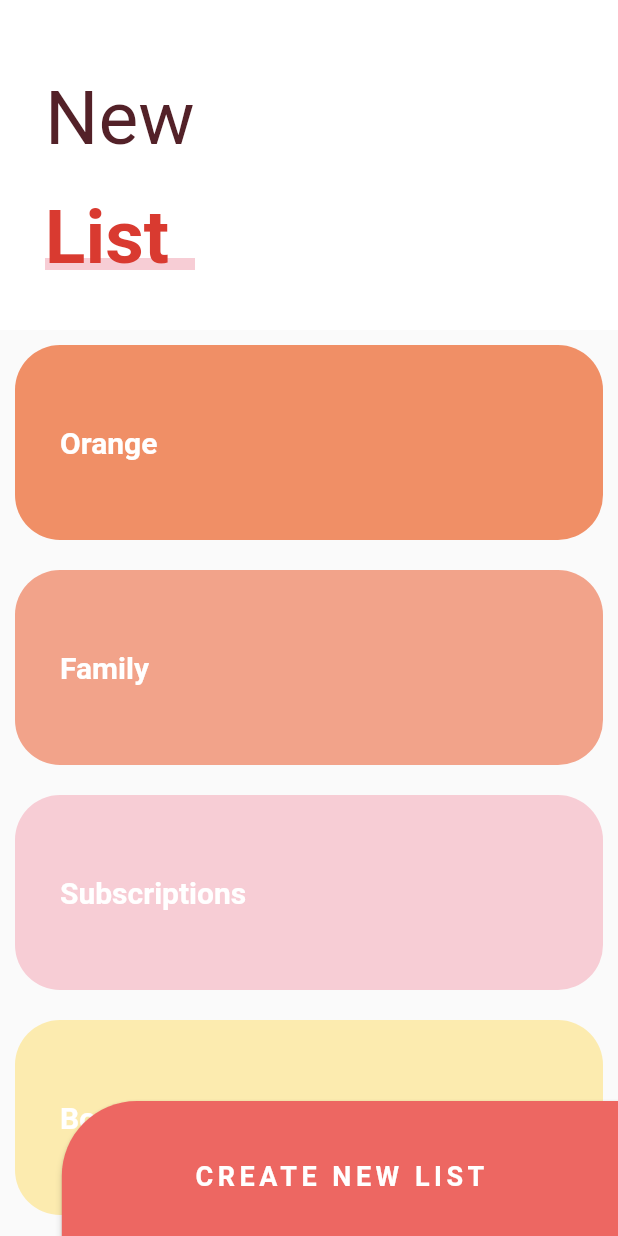
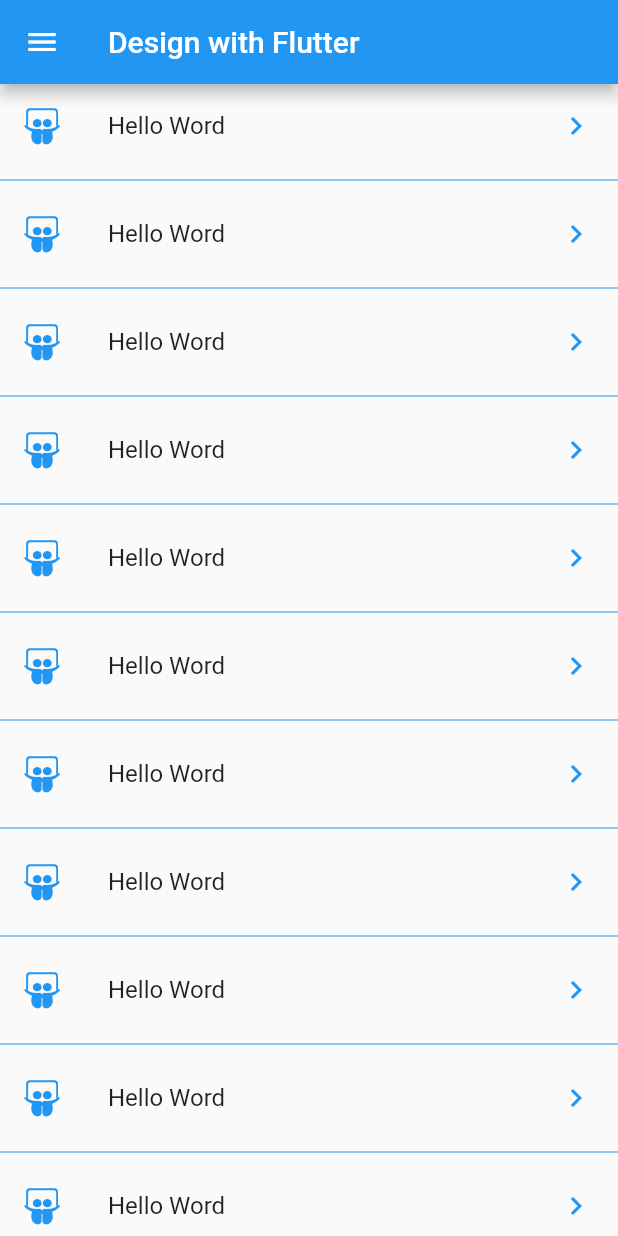
Before and after one commit to samuel005005/flutter_app_design, a Flutter app: the screen it shows after launch, on a phone screen of 412 x 824 dp. Run offline on Flutter 3.47's test engine with Material 2 defaults, Android fonts, the phone set to English and light mode, and no system bars; our stand-ins replace animate_do, bloc, equatable, flutter_bloc, flutter_svg, font_awesome_flutter.

```diff
--- a/lib/main.dart
+++ b/lib/main.dart
@@ -1,5 +1,5 @@
 import 'package:flutter/material.dart';
-import 'package:flutter_app_design/src/pages/sliver_list_page.dart';
+import 'package:flutter_app_design/src/pages/launcher_page.dart';
 
 void main() => runApp(const MyApp());
 
@@ -11,7 +11,7 @@
     return const MaterialApp(
       debugShowCheckedModeBanner: false,
       title: 'Diseños App',
-      home: SliverListPage(),
+      home: LauncherPage(),
     );
   }
 }
--- /dev/null
+++ b/lib/src/pages/launcher_page.dart
@@ -0,0 +1,57 @@
+import 'package:flutter/material.dart';
+import 'package:font_awesome_flutter/font_awesome_flutter.dart';
+
+class LauncherPage extends StatelessWidget {
+  const LauncherPage({super.key});
+
+  @override
+  Widget build(BuildContext context) {
+    return Scaffold(
+      appBar: AppBar(
+        title: const Text('Design with Flutter'),
+      ),
+      body: const _ListOptions(),
+      drawer: _MainMenu(),
+    );
+  }
+}
+
+class _ListOptions extends StatelessWidget {
+  const _ListOptions();
+
+  @override
+  Widget build(BuildContext context) {
+    return ListView.separated(
+      physics: const BouncingScrollPhysics(),
+      separatorBuilder: (context, index) => const Divider(
+        color: Colors.blue,
+      ),
+      itemCount: 20,
+      itemBuilder: (context, index) => ListTile(
+        leading: const FaIcon(
+          FontAwesomeIcons.slideshare,
+          color: Colors.blue,
+        ),
+        title: const Text("Hello Word"),
+        trailing: const Icon(
+          Icons.chevron_right,
+          color: Colors.blue,
+        ),
+        onTap: () {},
+      ),
+    );
+  }
+}
+
+class _MainMenu extends StatelessWidget {
+  const _MainMenu();
+
+  @override
+  Widget build(BuildContext context) {
+    return Container(
+      child: Column(
+        children: [],
+      ),
+    );
+  }
+}
```
